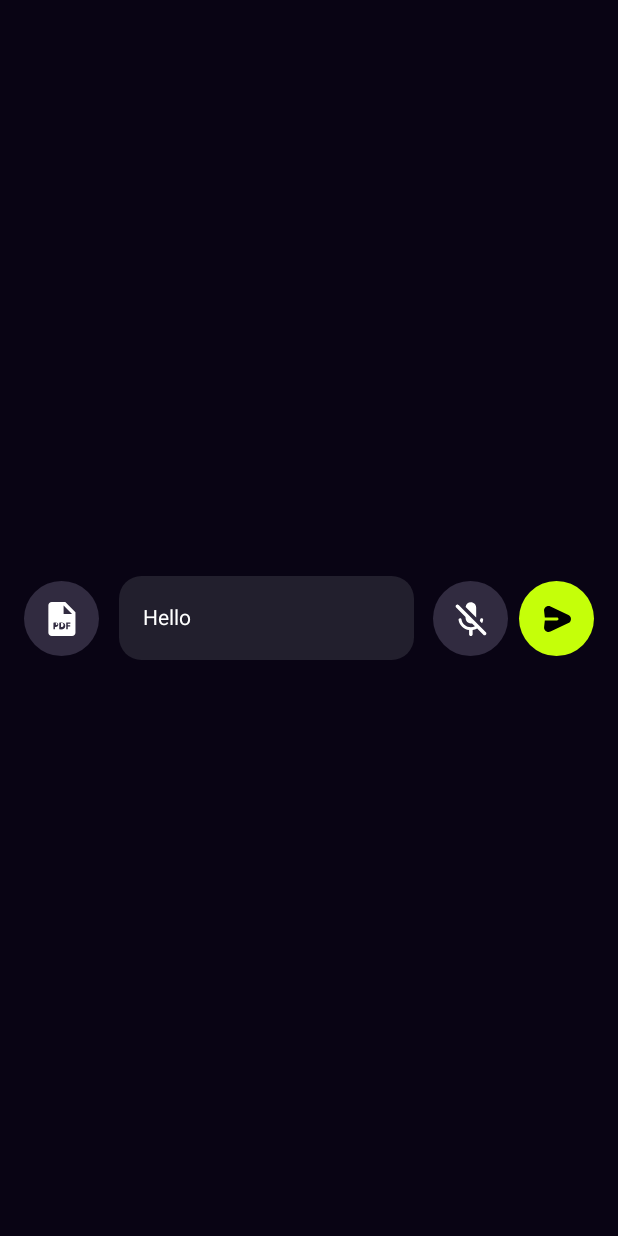
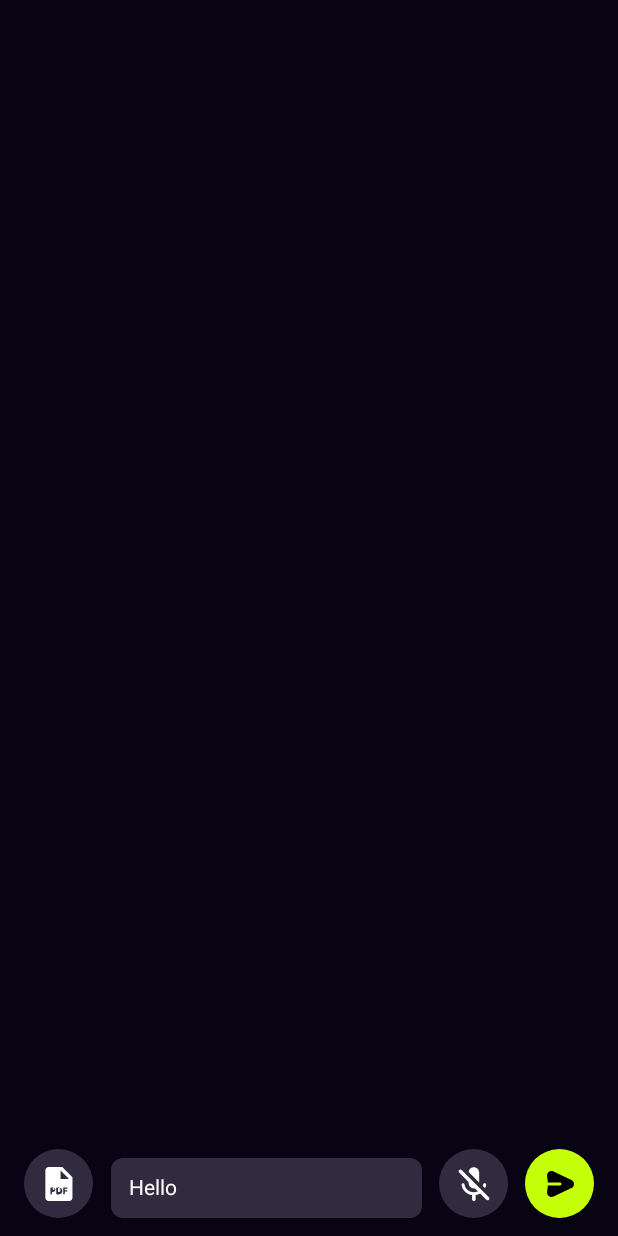
Before and after one commit to affodilajF/ChatterBotica-Android, an Android app built with Jetpack Compose: the composable Message shown on its own in the app's theme, on a phone screen of 412 x 824 dp. Run offline under Robolectric (Android 15) with nearby library versions, the phone set to English and light mode, and no system bars.

Commit message:
chore: system window insets, imprv msg component

```diff
--- a/app/src/main/java/com/example/chatterboticaapp/ui/component/IconWrapper.kt
+++ b/app/src/main/java/com/example/chatterboticaapp/ui/component/IconWrapper.kt
@@ -37,7 +37,7 @@ fun RoundedIconWrapperMini(drawableIcon: Int, colorWrapper: Color){
 fun RoundedIconWrapperMedium(drawableIcon: Int, colorWrapper: Color, colorIcon : Color){
     Box(
         modifier = Modifier
-            .size(50.dp)
+            .size(46.dp)
             .background(color = colorWrapper, shape = RoundedCornerShape(percent = 50)),
         contentAlignment = Alignment.Center
     ) {
--- a/app/src/main/java/com/example/chatterboticaapp/ui/screen/ChatScreen.kt
+++ b/app/src/main/java/com/example/chatterboticaapp/ui/screen/ChatScreen.kt
@@ -3,6 +3,7 @@ package com.example.chatterboticaapp.ui.screen
 import android.app.Activity
 import android.graphics.Rect
 import android.view.ViewTreeObserver
+import android.view.WindowInsetsController
 import androidx.compose.animation.core.tween
 import androidx.compose.foundation.background
 import androidx.compose.foundation.layout.Arrangement
@@ -19,6 +20,7 @@ import androidx.compose.foundation.layout.width
 import androidx.compose.foundation.lazy.LazyColumn
 import androidx.compose.foundation.rememberScrollState
 import androidx.compose.foundation.shape.RoundedCornerShape
+import androidx.compose.foundation.text.BasicTextField
 import androidx.compose.material3.ExperimentalMaterial3Api
 import androidx.compose.material3.Scaffold
 import androidx.compose.material3.Surface
@@ -39,8 +41,12 @@ import androidx.compose.ui.Modifier
 import androidx.compose.ui.graphics.Color
 import androidx.compose.ui.platform.LocalContext
 import androidx.compose.ui.platform.LocalSoftwareKeyboardController
+import androidx.compose.ui.platform.LocalView
+import androidx.compose.ui.text.AnnotatedString
 import androidx.compose.ui.text.TextStyle
 import androidx.compose.ui.text.font.FontWeight
+import androidx.compose.ui.text.input.TransformedText
+import androidx.compose.ui.text.input.VisualTransformation
 import androidx.compose.ui.text.style.TextAlign
 import androidx.compose.ui.tooling.preview.Preview
 import androidx.compose.ui.unit.dp
@@ -49,6 +55,7 @@ import com.example.chatterboticaapp.R
 import com.example.chatterboticaapp.ui.component.HistoryBox
 import com.example.chatterboticaapp.ui.component.RoundedIconWrapperMedium
 import com.example.chatterboticaapp.ui.component.RoundedIconWrapperMini
+import com.example.chatterboticaapp.ui.theme.Black00
 import com.example.chatterboticaapp.ui.theme.Black01
 import com.example.chatterboticaapp.ui.theme.Green01
 import com.example.chatterboticaapp.ui.theme.Grey03
@@ -60,21 +67,24 @@ import com.example.chatterboticaapp.utils.rememberImeState
 
 @Composable
 fun ChatScreen(){
+
+
+
     Column(modifier = Modifier
         .fillMaxSize()
-        .background(color = Color.Black)
+        .background(color = Black01)
     ){
         Box(modifier = Modifier.weight(1f),
-            contentAlignment = Alignment.BottomCenter) {
-
+            contentAlignment = Alignment.Center) {
         }
         Box(
             modifier = Modifier
-                .weight(0.12f)
+                .weight(0.15f)
                 .padding(top = 4.dp)
         ) {
             Message()
         }
+        Spacer(modifier = Modifier.height(10.dp))
     }
 }
 
@@ -83,11 +93,12 @@ fun ChatScreen(){
 @Composable
 fun Message(){
     Surface(modifier = Modifier.fillMaxSize()) {
-        Row(verticalAlignment = Alignment.CenterVertically,
-            horizontalArrangement = Arrangement.SpaceAround,
+        Row(
+            verticalAlignment = Alignment.Bottom,
             modifier = Modifier
                 .background(color = Black01)
-                .padding(horizontal = 16.dp))
+                .padding(horizontal = 16.dp, vertical = 12.dp)
+        )
         {
             Box(modifier = Modifier.weight(0.5f),
                 contentAlignment = Alignment.CenterStart){
@@ -115,21 +126,24 @@ fun Message(){
 fun TextFieldMessage() {
     var text by remember { mutableStateOf("Hello") }
 
-    TextField(
-        modifier = Modifier.padding(horizontal = 5.dp),
-        maxLines = 2,
-        value = text,
-        onValueChange = { text = it },
-        textStyle = TextStyle(color = Color.White),
-        shape = RoundedCornerShape(15.dp),
-        colors = TextFieldDefaults.colors(
-            focusedIndicatorColor = Color.Transparent,
-            unfocusedIndicatorColor = Color.Transparent,
-            disabledIndicatorColor = Color.Transparent,
-            unfocusedContainerColor = GreyPurple03,
-            focusedContainerColor = GreyPurple03
-        ),
-    )
+    Box(
+        modifier = Modifier
+            .fillMaxWidth()
+            .background(color = GreyPurple01, shape =  RoundedCornerShape(8.dp))
+    ) {
+        BasicTextField(
+            modifier = Modifier
+                .fillMaxWidth()
+                .padding(horizontal = 12.dp, vertical = 12.dp)
+            ,
+            value = text,
+            onValueChange = { text = it },
+            textStyle = TextStyle(color = Color.White, fontSize = 14.sp),
+            decorationBox = { innerTextField ->
+                innerTextField()
+            },
+        )
+    }
 }
 
 
--- a/app/src/main/java/com/example/chatterboticaapp/ui/theme/Theme.kt
+++ b/app/src/main/java/com/example/chatterboticaapp/ui/theme/Theme.kt
@@ -58,6 +58,7 @@ fun ChatterBoticaAppTheme(
         SideEffect {
             val window = (view.context as Activity).window
             window.statusBarColor = Black01.toArgb()
+            window.navigationBarColor = Black01.toArgb()
             WindowCompat.getInsetsController(window, view).isAppearanceLightStatusBars = darkTheme
         }
     }
```
Also changed, not shown: app/src/main/java/com/example/chatterboticaapp/MainActivity.kt (+10 -88 lines).
